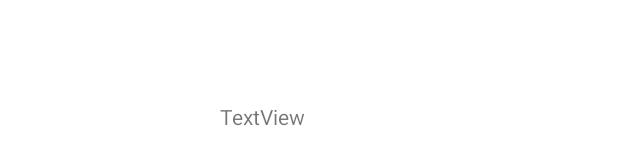
After one commit to rayljc/ShutTheBox, an Android app: the layout activity_lobby.xml on its own in the app's theme, with its tools: preview values and no code run, on a phone screen of 412 x 824 dp. The commit adds this screen. Shown: the part 194-359 px from the top of the screen. Run offline under Robolectric (Android 15) with nearby library versions, the phone set to English and light mode, and no system bars.

Commit message:
Add main page and register page functionality

```diff
--- a/app/build.gradle
+++ b/app/build.gradle
@@ -1,5 +1,6 @@
 plugins {
     id 'com.android.application'
+    id 'com.google.gms.google-services'
 }
 
 android {
@@ -33,6 +34,8 @@ dependencies {
     implementation 'androidx.appcompat:appcompat:1.2.0'
     implementation 'com.google.android.material:material:1.2.1'
     implementation 'androidx.constraintlayout:constraintlayout:2.0.4'
+    implementation 'com.google.firebase:firebase-auth:20.0.2'
+    implementation 'com.google.firebase:firebase-firestore:22.1.0'
     testImplementation 'junit:junit:4.+'
     androidTestImplementation 'androidx.test.ext:junit:1.1.2'
     androidTestImplementation 'androidx.test.espresso:espresso-core:3.3.0'
--- a/app/src/main/AndroidManifest.xml
+++ b/app/src/main/AndroidManifest.xml
@@ -9,6 +9,7 @@
         android:roundIcon="@mipmap/ic_launcher_round"
         android:supportsRtl="true"
         android:theme="@style/Theme.ShutTheBox">
+        <activity android:name=".Lobby"></activity>
         <activity android:name=".Register" />
         <activity android:name=".MainActivity">
             <intent-filter>
--- /dev/null
+++ b/app/src/main/res/layout/activity_lobby.xml
@@ -0,0 +1,20 @@
+<?xml version="1.0" encoding="utf-8"?>
+<androidx.constraintlayout.widget.ConstraintLayout xmlns:android="http://schemas.android.com/apk/res/android"
+    xmlns:app="http://schemas.android.com/apk/res-auto"
+    xmlns:tools="http://schemas.android.com/tools"
+    android:layout_width="match_parent"
+    android:layout_height="match_parent"
+    tools:context=".Lobby">
+
+    <TextView
+        android:id="@+id/textView"
+        android:layout_width="wrap_content"
+        android:layout_height="wrap_content"
+        android:layout_marginStart="145dp"
+        android:layout_marginTop="197dp"
+        android:layout_marginEnd="208dp"
+        android:text="TextView"
+        app:layout_constraintEnd_toEndOf="parent"
+        app:layout_constraintStart_toStartOf="parent"
+        app:layout_constraintTop_toTopOf="parent" />
+</androidx.constraintlayout.widget.ConstraintLayout>
--- a/build.gradle
+++ b/build.gradle
@@ -5,7 +5,8 @@ buildscript {
         jcenter()
     }
     dependencies {
-        classpath "com.android.tools.build:gradle:4.1.1"
+        classpath "com.android.tools.build:gradle:4.1.2"
+        classpath 'com.google.gms:google-services:4.3.5'
 
         // NOTE: Do not place your application dependencies here; they belong
         // in the individual module build.gradle files
```
Also changed, not shown: app/src/main/java/com/example/shutthebox/Lobby.java (added, +14 -0 lines), app/src/main/java/com/example/shutthebox/MainActivity.java (+62 -0 lines), app/src/main/java/com/example/shutthebox/Register.java (+107 -0 lines).
